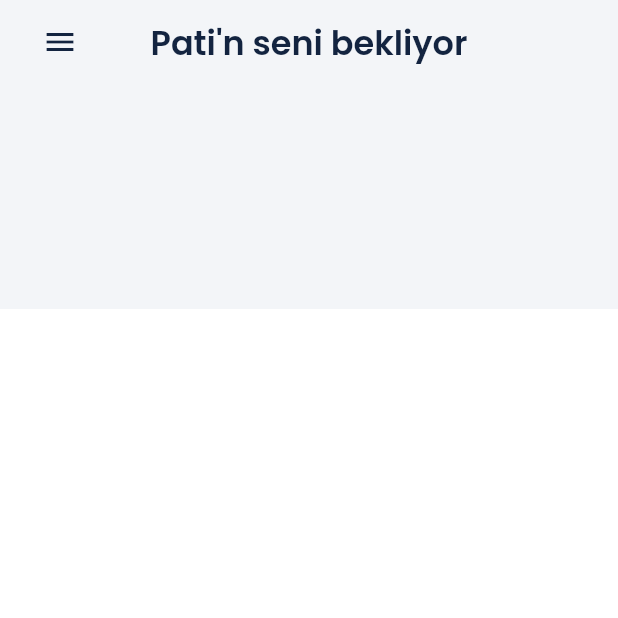
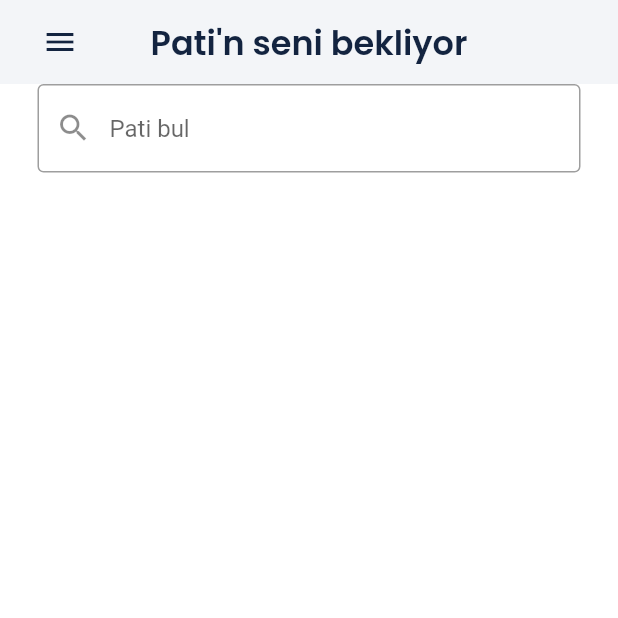
Before and after one commit to senaecelik/Why-not-143, a Flutter app: the screen it shows once a user with an empty profile is signed in, on a phone screen of 412 x 824 dp, the top half of it. Run offline on Flutter 3.47's test engine with Material 2 defaults, Android fonts, the phone set to English and light mode, and no system bars; our stand-ins replace cloud_firestore, firebase_auth, firebase_core, flutter_screenutil, google_fonts, google_sign_in and 2 more; accounts and stored records are empty.

Commit message:
homepage düzelti

```diff
--- a/lib/screens/home_page.dart
+++ b/lib/screens/home_page.dart
@@ -25,7 +25,6 @@ class _HomePageState extends State<HomePage>
 
   @override
   void initState() {
-    // TODO: implement initState
     super.initState();
     defaultChoiceIndex = 0;
   }
@@ -107,20 +106,12 @@ class _HomePageState extends State<HomePage>
             mainAxisSize: MainAxisSize.max,
             mainAxisAlignment: MainAxisAlignment.start,
             children: [
-              Container(
-                  height: MediaQuery.of(context).size.height / 4,
-                  decoration: BoxDecoration(
-                      color: ColorConstant.instance.lightGray,
-                      borderRadius: openMenu
-                          ? const BorderRadius.only(
-                              topLeft: Radius.circular(20),
-                              topRight: Radius.circular(20))
-                          : BorderRadius.circular(0)),
-                  child: Column(
+              Column(
                   mainAxisAlignment: MainAxisAlignment.spaceBetween,
                   crossAxisAlignment: CrossAxisAlignment.start,
                   children: [
                     _homeAppBar(),
+                  const _SearchWidget(),
 
                     /*const _SearchWidget(),
                 Padding(
@@ -175,7 +166,7 @@ class _HomePageState extends State<HomePage>
                 const _SocialCard()
               ],
             )*/
-                      ]))
+                  ])
             ]));
   }
 
@@ -259,7 +250,7 @@ class _HomePageState extends State<HomePage>
 }
 
 //TODO: Responsive
-class _SocialCard extends StatelessWidget {
+/* class _SocialCard extends StatelessWidget {
   const _SocialCard({
     Key? key,
   }) : super(key: key);
@@ -311,7 +302,7 @@ class _SocialCard extends StatelessWidget {
       ),
     );
   }
-}
+}*/
 
 class _SearchWidget extends StatelessWidget {
   const _SearchWidget({
```
Lines whose indentation alone changed are shown as unchanged.
